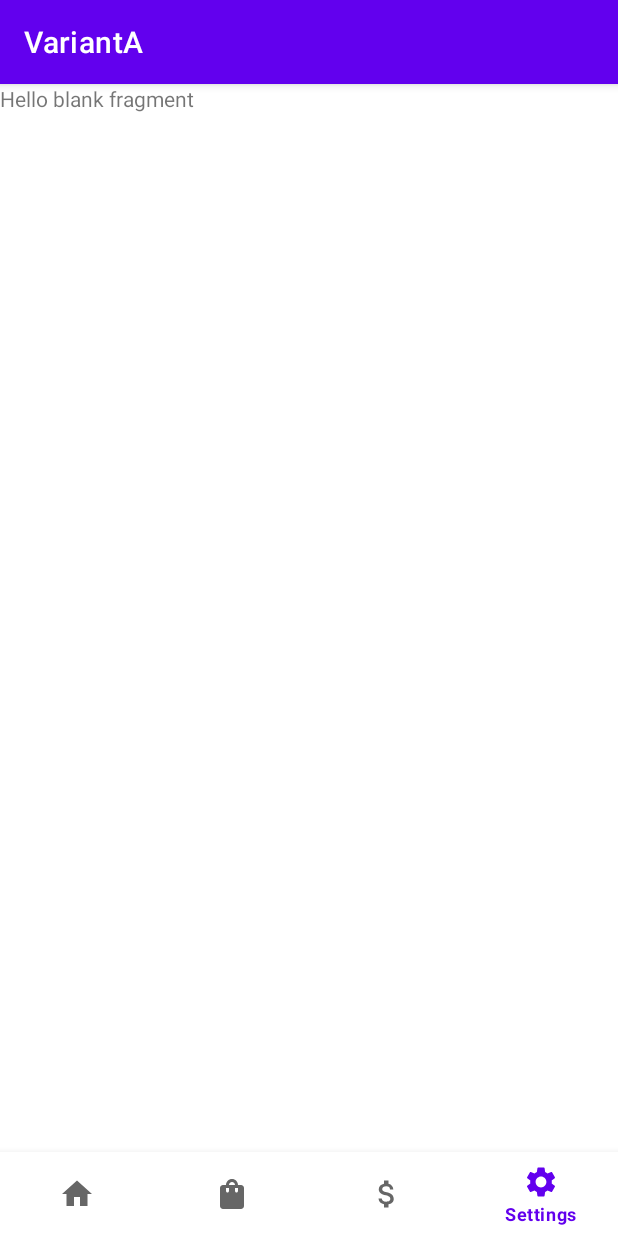
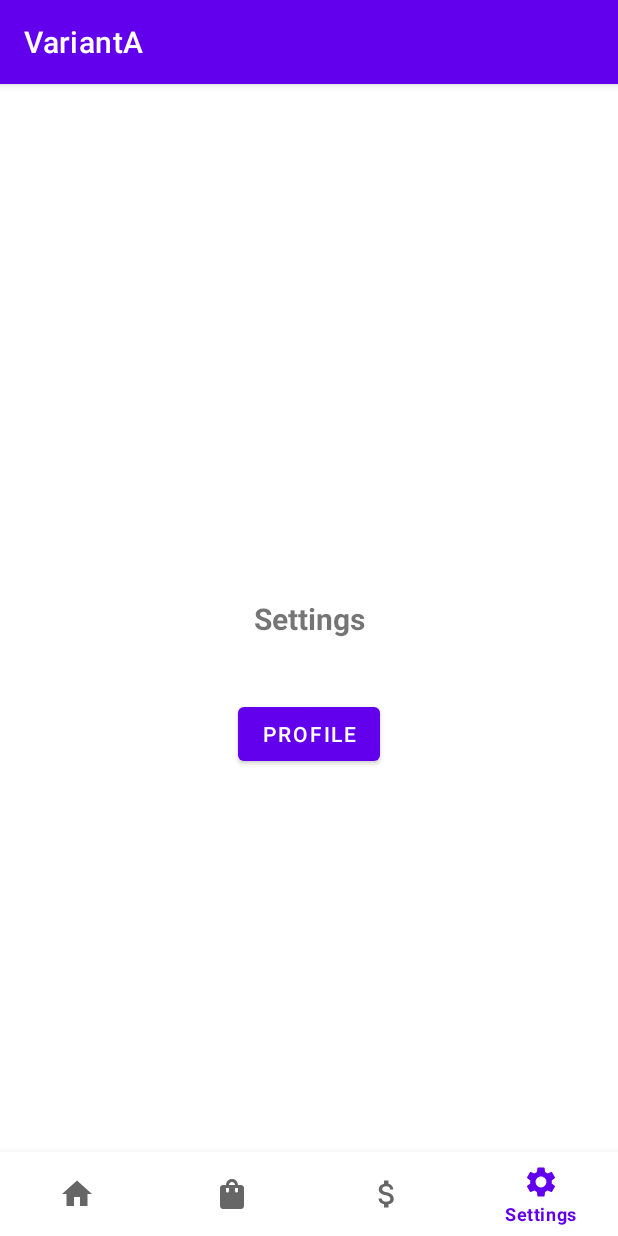
Before and after one commit to Nazrin30/VariantA, an Android app: the screen it shows after launch (MainActivity), item 4 of the bottom bar chosen, on a phone screen of 412 x 824 dp. Run offline under Robolectric (Android 15) with nearby library versions, the phone set to English and light mode, and no system bars; our stand-ins replace navigation-ui.

Commit message:
initial commit

```diff
--- a/app/build.gradle
+++ b/app/build.gradle
@@ -9,6 +9,7 @@ android {
 
     buildFeatures{
         viewBinding = true
+        dataBinding true
     }
     defaultConfig {
         applicationId "com.example.varianta"
--- a/app/src/main/java/com/example/varianta/SettingsFragment.kt
+++ b/app/src/main/java/com/example/varianta/SettingsFragment.kt
@@ -1,20 +1,29 @@
 package com.example.varianta
 
+import android.content.Intent
 import android.os.Bundle
 import androidx.fragment.app.Fragment
 import android.view.LayoutInflater
 import android.view.View
 import android.view.ViewGroup
+import androidx.navigation.Navigation
+import com.example.varianta.databinding.FragmentSettingsBinding
 
 
 class SettingsFragment : Fragment() {
-
+    private lateinit var binding: FragmentSettingsBinding
     override fun onCreateView(
         inflater: LayoutInflater, container: ViewGroup?,
         savedInstanceState: Bundle?
     ): View? {
         // Inflate the layout for this fragment
-        return inflater.inflate(R.layout.fragment_settings, container, false)
+        val binding = FragmentSettingsBinding.inflate(layoutInflater, container, false)
+         binding.button.setOnClickListener {
+           val intent = Intent(requireContext(), ProfileActivity::class.java)
+             startActivity(intent)
+         }
+
+        return binding.root
     }
 
 
--- a/app/src/main/res/layout/fragment_product_detail.xml
+++ b/app/src/main/res/layout/fragment_product_detail.xml
@@ -38,7 +38,7 @@
         app:layout_constraintTop_toBottomOf="@+id/productName" />
 
     <TextView
-        android:id="@+id/textView5"
+        android:id="@+id/price"
         android:layout_width="wrap_content"
         android:layout_height="wrap_content"
         android:layout_marginStart="15dp"
--- a/app/src/main/res/layout/fragment_settings.xml
+++ b/app/src/main/res/layout/fragment_settings.xml
@@ -1,5 +1,6 @@
 <?xml version="1.0" encoding="utf-8"?>
-<FrameLayout xmlns:android="http://schemas.android.com/apk/res/android"
+<androidx.constraintlayout.widget.ConstraintLayout xmlns:android="http://schemas.android.com/apk/res/android"
+    xmlns:app="http://schemas.android.com/apk/res-auto"
     xmlns:tools="http://schemas.android.com/tools"
     android:layout_width="match_parent"
     android:layout_height="match_parent"
@@ -7,8 +8,28 @@
 
     <!-- TODO: Update blank fragment layout -->
     <TextView
-        android:layout_width="match_parent"
-        android:layout_height="match_parent"
-        android:text="@string/hello_blank_fragment" />
+        android:id="@+id/textView2"
+        android:layout_width="wrap_content"
+        android:layout_height="wrap_content"
+        android:text="Settings"
+        android:textSize="20sp"
+        android:textStyle="bold"
+        app:layout_constraintBottom_toBottomOf="parent"
+        app:layout_constraintEnd_toEndOf="parent"
+        app:layout_constraintHorizontal_bias="0.5"
+        app:layout_constraintStart_toStartOf="parent"
+        app:layout_constraintTop_toTopOf="parent"
+        app:layout_constraintVertical_bias="0.5" />
 
-</FrameLayout>
+    <Button
+        android:id="@+id/button"
+        android:layout_width="wrap_content"
+        android:layout_height="wrap_content"
+        android:layout_marginTop="39dp"
+        android:text="Profile"
+        app:layout_constraintEnd_toEndOf="parent"
+        app:layout_constraintHorizontal_bias="0.5"
+        app:layout_constraintStart_toStartOf="parent"
+        app:layout_constraintTop_toBottomOf="@+id/textView2" />
+
+</androidx.constraintlayout.widget.ConstraintLayout>
--- a/app/src/main/res/navigation/main_nav_graph.xml
+++ b/app/src/main/res/navigation/main_nav_graph.xml
@@ -37,7 +37,7 @@
         android:label="fragment_products"
         tools:layout="@layout/fragment_products" >
         <action
-            android:id="@+id/action_productsFragment2_to_product_nav_graph"
+            android:id="@+id/toProductDetails"
             app:destination="@id/product_nav_graph" />
     </fragment>
 </navigation>
--- a/app/src/main/res/navigation/product_nav_graph.xml
+++ b/app/src/main/res/navigation/product_nav_graph.xml
@@ -8,5 +8,9 @@
         android:id="@+id/productDetailFragment2"
         android:name="com.example.varianta.ProductDetailFragment"
         android:label="fragment_product_detail"
-        tools:layout="@layout/fragment_product_detail" />
+        tools:layout="@layout/fragment_product_detail" >
+        <argument
+            android:name="product"
+            app:argType="com.example.varianta.Products" />
+    </fragment>
 </navigation>
```
Also changed, not shown: app/src/main/java/com/example/varianta/Adapter.kt (+8 -5 lines), app/src/main/java/com/example/varianta/ProductDetailFragment.kt (+10 -2 lines), app/src/main/res/layout/activity_profile.xml (+11 -0 lines), app/src/main/res/layout/fragment_sale.xml (+14 -5 lines).
